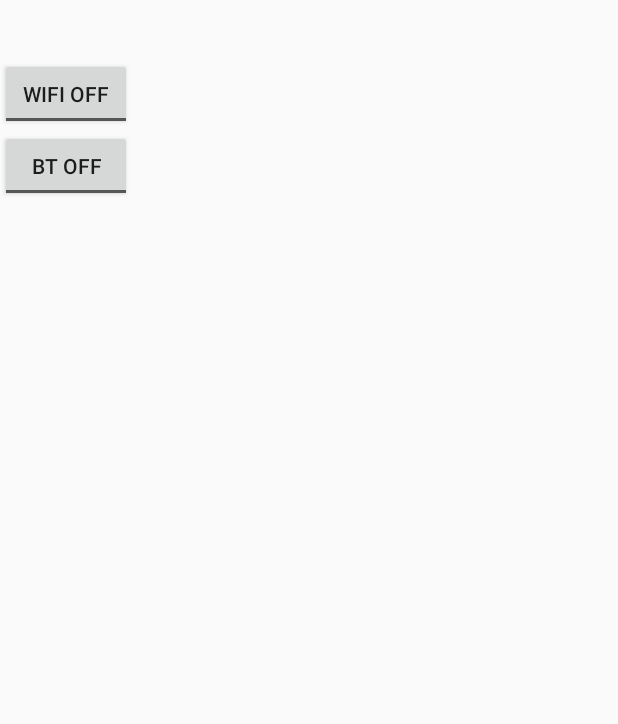
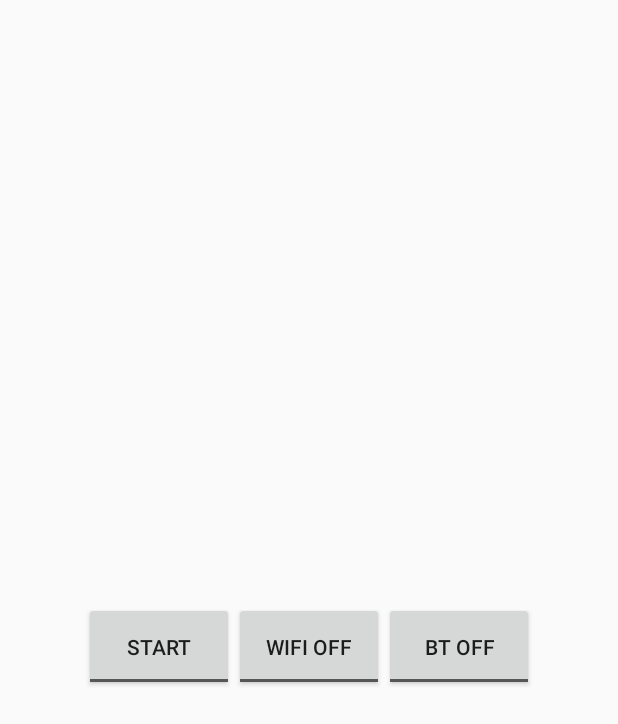
Before and after one commit to gcielniak/TangoScanner, an Android app: the screen it shows after launch (MainActivity), on a phone screen of 412 x 824 dp. Shown: the top 724 px of the screen. Run offline under Robolectric (Android 15) with nearby library versions, the phone set to English and light mode, and no system bars; libraries missing offline, so code that uses them is left out: com.google.atap.tangoservice; 4 statements that could not run were skipped.

Commit message:
First usable app

```diff
--- a/app/src/main/res/layout/activity_main.xml
+++ b/app/src/main/res/layout/activity_main.xml
@@ -2,7 +2,8 @@
     xmlns:tools="http://schemas.android.com/tools"
     android:layout_width="match_parent"
     android:layout_height="match_parent"
-    android:orientation="vertical" >
+    android:orientation="vertical"
+    android:gravity="center">
 
     <TextView
         android:id="@+id/translation_text_view"
@@ -14,9 +15,25 @@
         android:layout_width="wrap_content"
         android:layout_height="wrap_content" />
 
+    <LinearLayout
+        android:layout_width="match_parent"
+        android:layout_height="match_parent"
+        android:orientation="horizontal"
+        android:gravity="center">
+
+    <ToggleButton
+        android:id="@+id/start_toogle_button"
+        android:padding="20dp"
+        android:layout_width="100dp"
+        android:layout_height="wrap_content"
+        android:textOn="Stop"
+        android:textOff="Start"
+        />
+
     <ToggleButton
         android:id="@+id/wifi_toogle_button"
-        android:layout_width="wrap_content"
+        android:padding="20dp"
+        android:layout_width="100dp"
         android:layout_height="wrap_content"
         android:textOn="Wifi On"
         android:textOff="Wifi Off"
@@ -24,10 +41,12 @@
 
     <ToggleButton
         android:id="@+id/bt_toogle_button"
-        android:layout_width="wrap_content"
+        android:padding="20dp"
+        android:layout_width="100dp"
         android:layout_height="wrap_content"
         android:textOn="BT On"
         android:textOff="BT Off"
         />
+    </LinearLayout>
 
 </LinearLayout>
```
Also changed, not shown: app/src/main/java/com/example/gcielniak/tangoscanner/MainActivity.java (+143 -101 lines).
